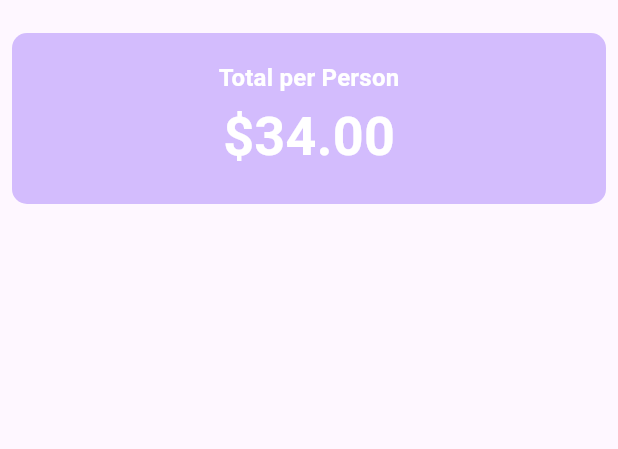
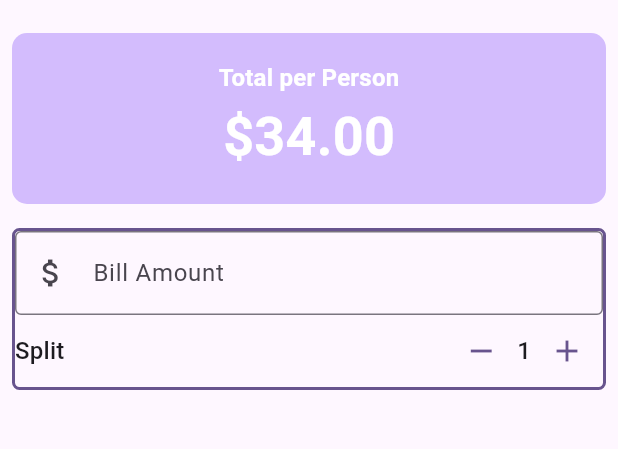
Before and after one commit to Tebogo3/utip, a Flutter app: the screen it shows after launch, on a phone screen of 412 x 824 dp, the part 63-512 px from its top. Run offline on Flutter 3.47's test engine with Material 3 defaults, Android fonts, the phone set to English and light mode, and no system bars.

```diff
--- a/lib/main.dart
+++ b/lib/main.dart
@@ -32,6 +32,24 @@ class UIip extends StatefulWidget {
 }
 
 class _UIipState extends State<UIip> {
+  int _personCount = 1;
+
+  //Methods
+
+  void increment() {
+    setState(() {
+      _personCount = _personCount + 1;
+    });
+  }
+
+  void decrement() {
+    setState(() {
+      if (_personCount > 0) {
+        _personCount = _personCount - 1;
+      }
+    });
+  }
+
   @override
   Widget build(BuildContext context) {
     var theme = Theme.of(context);
@@ -66,6 +84,57 @@ class _UIipState extends State<UIip> {
               ),
             ),
           ),
+          //Form
+
+          Padding(
+            padding: const EdgeInsets.all(8.0),
+            child: Container(
+              decoration: BoxDecoration(
+                  borderRadius: BorderRadius.circular(5),
+                  border:
+                      Border.all(color: theme.colorScheme.primary, width: 2)),
+              child: Column(
+                children: [
+                  TextField(
+                    decoration: const InputDecoration(
+                        border: OutlineInputBorder(),
+                        prefixIcon: Icon(Icons.attach_money),
+                        labelText: 'Bill Amount'),
+                    keyboardType: TextInputType.number,
+                    onChanged: (String value) {
+                      print("Value: $value ");
+                    },
+                  ),
+                  //Split Bill area
+                  Row(
+                    mainAxisAlignment: MainAxisAlignment.spaceBetween,
+                    children: [
+                      Text(
+                        'Split',
+                        style: theme.textTheme.titleMedium,
+                      ),
+                      Row(
+                        children: [
+                          IconButton(
+                              color: theme.colorScheme.primary,
+                              onPressed: decrement,
+                              icon: const Icon(Icons.remove)),
+                          Text(
+                            "$_personCount",
+                            style: theme.textTheme.titleMedium,
+                          ),
+                          IconButton(
+                              color: theme.colorScheme.primary,
+                              onPressed: increment,
+                              icon: const Icon(Icons.add)),
+                        ],
+                      )
+                    ],
+                  )
+                ],
+              ),
+            ),
+          )
         ],
       ),
     );
```
